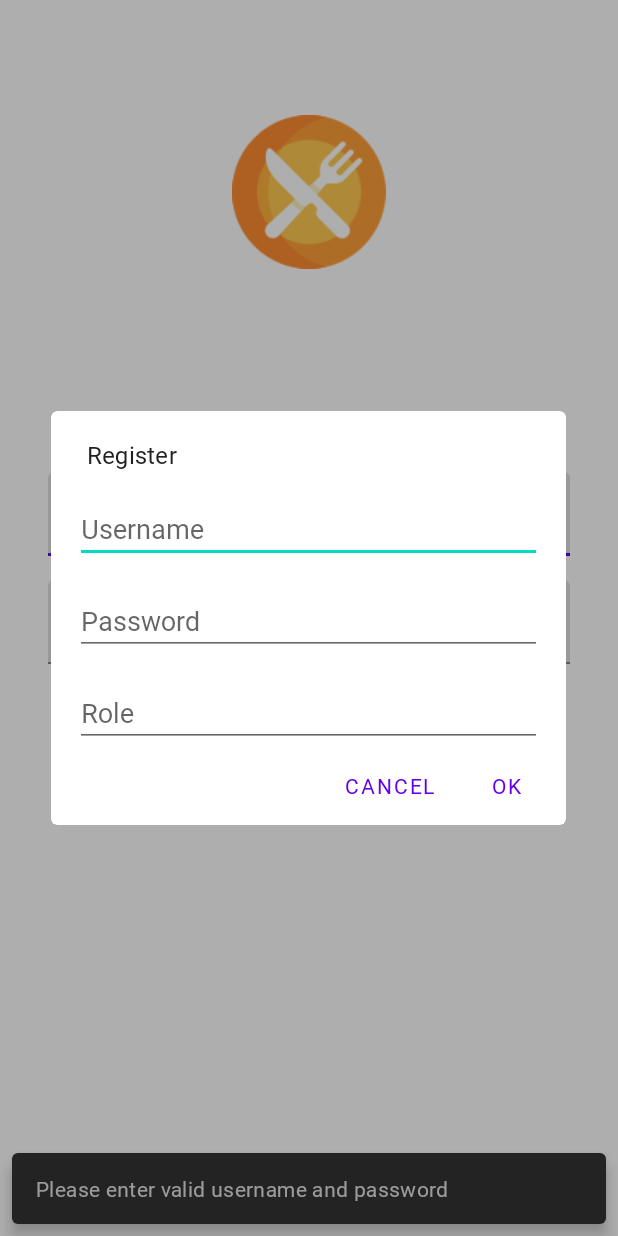
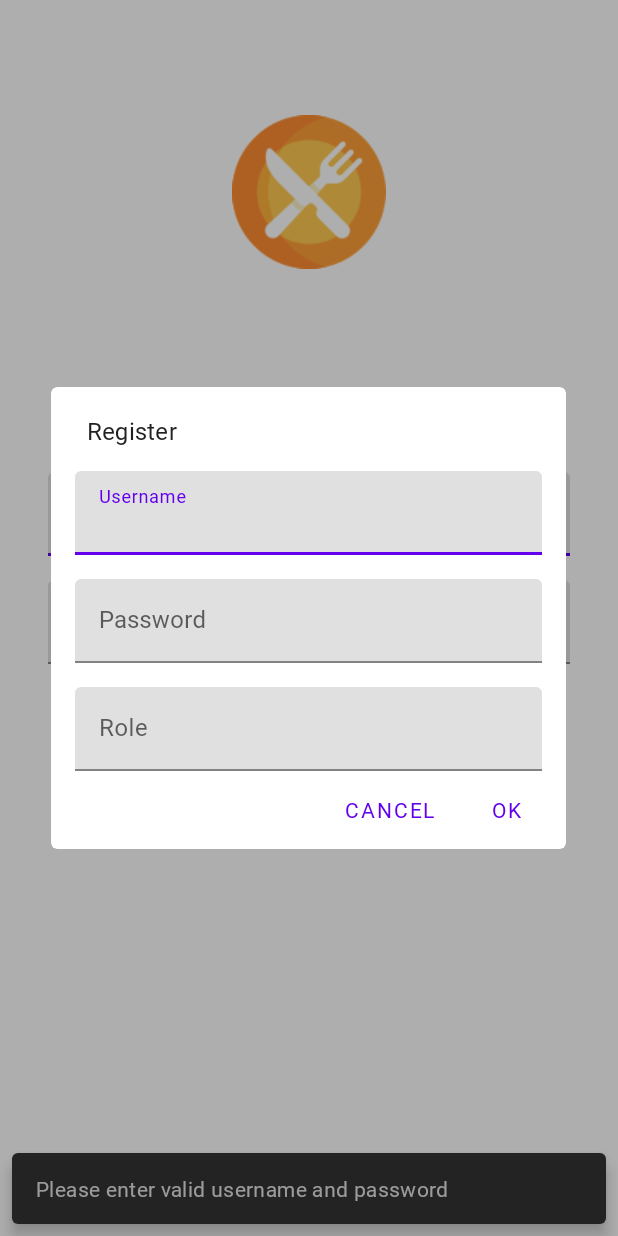
Before and after one commit to sumitthorat/lightweight-restaurant-mgmt-system, an Android app: the screen it shows after launch (LoginActivity), after a tap on "Create account", on a phone screen of 412 x 824 dp. Run offline under Robolectric (Android 15) with nearby library versions, the phone set to English and light mode, and no system bars; 1 other tap on this screen came first.

Commit message:
Change API methods, add new user functionality to Android app

```diff
--- a/Frontend/Android/app/src/main/java/com/example/lmrs/model/ApiInterface.java
+++ b/Frontend/Android/app/src/main/java/com/example/lmrs/model/ApiInterface.java
@@ -1,7 +1,8 @@
 package com.example.lmrs.model;
 
-import com.example.lmrs.model.login.LoginRequest;
-import com.example.lmrs.model.login.LoginResponse;
+import com.example.lmrs.model.login.AttemptLoginJSONRequest;
+import com.example.lmrs.model.login.LoginJSONResponse;
+import com.example.lmrs.model.login.NewUserJSONRequest;
 
 import retrofit2.Call;
 import retrofit2.http.Body;
@@ -10,7 +11,13 @@ import retrofit2.http.PUT;
 
 public interface ApiInterface {
 
+    // API calls interface for LoginModel
+
     @Headers("Content-Type: application/json")
-    @PUT("login")
-    Call<LoginResponse> loginRequest(@Body LoginRequest loginRequest);
+    @PUT("AttemptLogin")
+    Call<LoginJSONResponse> attemptLogin(@Body AttemptLoginJSONRequest attemptLoginJSONRequest);
+
+    @Headers("Content-Type: application/json")
+    @PUT("AddNewUser")
+    Call<LoginJSONResponse> addNewUser(@Body NewUserJSONRequest newUserJSONRequest);
 }
--- a/Frontend/Android/app/src/main/java/com/example/lmrs/model/login/LoginRequest.java
+++ b/Frontend/Android/app/src/main/java/com/example/lmrs/model/login/AttemptLoginJSONRequest.java
@@ -3,7 +3,7 @@ package com.example.lmrs.model.login;
 import com.google.gson.annotations.Expose;
 import com.google.gson.annotations.SerializedName;
 
-public class LoginRequest {
+public class AttemptLoginJSONRequest {
 
     @SerializedName("username")
     @Expose
--- a/Frontend/Android/app/src/main/java/com/example/lmrs/model/login/LoginResponse.java
+++ b/Frontend/Android/app/src/main/java/com/example/lmrs/model/login/LoginJSONResponse.java
@@ -3,7 +3,7 @@ package com.example.lmrs.model.login;
 import com.google.gson.annotations.Expose;
 import com.google.gson.annotations.SerializedName;
 
-public class LoginResponse {
+public class LoginJSONResponse {
 
     @SerializedName("message")
     @Expose
--- a/Frontend/Android/app/src/main/java/com/example/lmrs/view/LoginActivity.java
+++ b/Frontend/Android/app/src/main/java/com/example/lmrs/view/LoginActivity.java
@@ -90,19 +90,41 @@ public class LoginActivity extends AppCompatActivity {
             public void onClick(View v) {
                 LayoutInflater layoutInflater = getLayoutInflater();
                 View layout = layoutInflater.inflate(R.layout.register_dialog_layout, findViewById(R.id.ll_root), false);
-                EditText etRegUsername = layout.findViewById(R.id.et_reg_username);
-                EditText etRegPassword = layout.findViewById(R.id.et_reg_password);
-                EditText etRegRole = layout.findViewById(R.id.et_reg_role);
+                TextInputLayout textInputRegUsername = layout.findViewById(R.id.et_reg_username);
+                TextInputLayout textInputRegPassword = layout.findViewById(R.id.et_reg_password);
+                TextInputLayout textInputRegRole = layout.findViewById(R.id.et_reg_role);
 
-                new MaterialAlertDialogBuilder(LoginActivity.this)
+                MaterialAlertDialogBuilder builder = new MaterialAlertDialogBuilder(LoginActivity.this)
                         .setView(layout)
                         .setTitle("Register")
                         .setPositiveButton("Ok", new DialogInterface.OnClickListener() {
                             @Override
                             public void onClick(DialogInterface dialog, int which) {
                                 // Parse Info
-                                Log.i(TAG, etRegUsername.getText()+ ":" + etRegPassword.getText() + ":" + etRegRole.getText());
-                                dialog.dismiss();
+                                String username = textInputRegUsername.getEditText().getText().toString();
+                                String password = textInputRegPassword.getEditText().getText().toString();
+                                String role = textInputRegRole.getEditText().getText().toString();
+
+                                if (!validateLoginInfo(username, password)) {
+                                    SnackbarUtil.showErrorSnackbar(clRoot, "Please enter valid username and password");
+                                } else {
+                                    Thread thread = new Thread() {
+                                        @Override
+                                        public void run() {
+                                            super.run();
+                                            String[] err = {""};
+                                            boolean value = loginModel.addNewUser(username, password, role, err);
+
+                                            if (value) {
+                                                SnackbarUtil.showSuccessSnackbar(clRoot, "User added successfully");
+                                            } else {
+                                                SnackbarUtil.showErrorSnackbar(clRoot, err[0]);
+                                            }
+                                        }
+                                    };
+                                    thread.start();
+                                }
+
                             }
                         })
                         .setNegativeButton("Cancel", new DialogInterface.OnClickListener() {
@@ -111,8 +133,9 @@ public class LoginActivity extends AppCompatActivity {
                                 // Clear the fields (if required)
                                 dialog.dismiss();
                             }
-                        })
-                        .show();
+                        });
+
+                builder.show();
 
             }
         });
--- a/Frontend/Android/app/src/main/res/layout/register_dialog_layout.xml
+++ b/Frontend/Android/app/src/main/res/layout/register_dialog_layout.xml
@@ -6,39 +6,51 @@
     android:layout_margin="24dp"
     android:orientation="vertical">
 
-    <EditText
+    <com.google.android.material.textfield.TextInputLayout
         android:id="@+id/et_reg_username"
+        android:layout_marginTop="16dp"
+        android:layout_marginLeft="16dp"
+        android:layout_marginRight="16dp"
         android:layout_width="match_parent"
         android:layout_height="wrap_content"
-        android:hint="Username"
+        android:hint="Username">
+
+                <com.google.android.material.textfield.TextInputEditText
+                    android:layout_width="match_parent"
+                    android:layout_height="wrap_content" />
+
+        </com.google.android.material.textfield.TextInputLayout>
+
+        <com.google.android.material.textfield.TextInputLayout
+            android:id="@+id/et_reg_password"
             android:layout_marginTop="16dp"
             android:layout_marginLeft="16dp"
-        android:layout_marginRight="16dp">
-
-    </EditText>
-
-    <EditText
-        android:id="@+id/et_reg_password"
+            android:layout_marginRight="16dp"
             android:layout_width="match_parent"
             android:layout_height="wrap_content"
             android:hint="Password"
-        android:inputType="textPassword"
+            android:inputType="textPassword">
+
+                <com.google.android.material.textfield.TextInputEditText
+                    android:layout_width="match_parent"
+                    android:layout_height="wrap_content" />
+
+            </com.google.android.material.textfield.TextInputLayout>
+
+            <com.google.android.material.textfield.TextInputLayout
+                android:id="@+id/et_reg_role"
                 android:layout_marginTop="16dp"
                 android:layout_marginLeft="16dp"
-        android:layout_marginRight="16dp">
-
-    </EditText>
-
-    <EditText
-        android:id="@+id/et_reg_role"
+                android:layout_marginRight="16dp"
                 android:layout_width="match_parent"
                 android:layout_height="wrap_content"
-        android:hint="Role"
-        android:layout_marginTop="16dp"
-        android:layout_marginLeft="16dp"
-        android:layout_marginRight="16dp">
+                android:hint="Role">
 
-    </EditText>
+                <com.google.android.material.textfield.TextInputEditText
+                    android:layout_width="match_parent"
+                    android:layout_height="wrap_content" />
+
+            </com.google.android.material.textfield.TextInputLayout>
 
 
             </LinearLayout>
```
Also changed, not shown: Frontend/Android/app/src/main/java/com/example/lmrs/model/login/LoginModel.java (+31 -13 lines), Frontend/Android/app/src/main/java/com/example/lmrs/model/login/NewUserJSONRequest.java (added, +42 -0 lines), Frontend/Android/app/src/main/res/layout/activity_login.xml (+0 -15 lines), 2 other files. Lines whose indentation alone changed are shown as unchanged.
